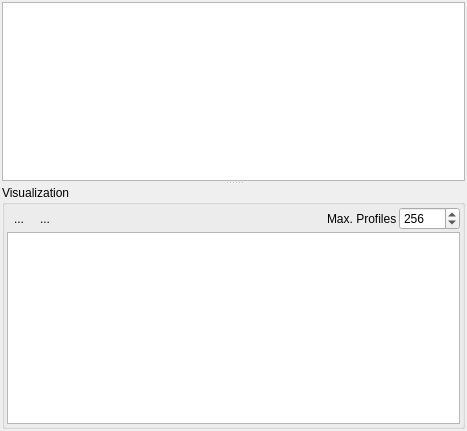
Before: the Qt Designer form qps/speclib/ui/spectrallibraryplotwidget.ui in EnMAP-Box/qgispluginsupport, drawn with Qt 5.
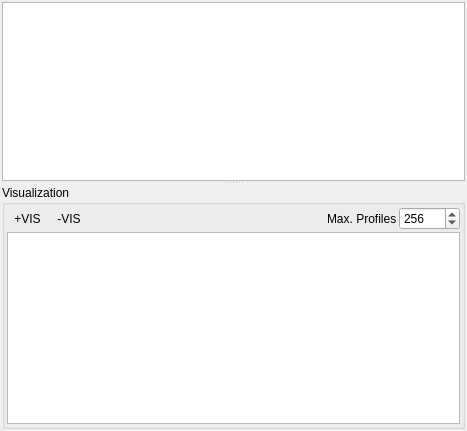
After: the same form once the commit is applied. Icons and pictures are not drawn. Custom widgets are drawn as their Qt base class.

```diff
--- a/qps/speclib/ui/spectrallibraryplotwidget.ui
+++ b/qps/speclib/ui/spectrallibraryplotwidget.ui
@@ -79,7 +79,7 @@
          <item>
           <widget class="QToolButton" name="btnAddProfileVis">
            <property name="text">
-            <string>...</string>
+            <string>+VIS</string>
            </property>
            <property name="autoRaise">
             <bool>true</bool>
@@ -89,7 +89,7 @@
          <item>
           <widget class="QToolButton" name="btnRemoveProfileVis">
            <property name="text">
-            <string>...</string>
+            <string>-VIS</string>
            </property>
            <property name="autoRaise">
             <bool>true</bool>
```
Left out of the diff: 4 changed lines with no effect on the pictures.
